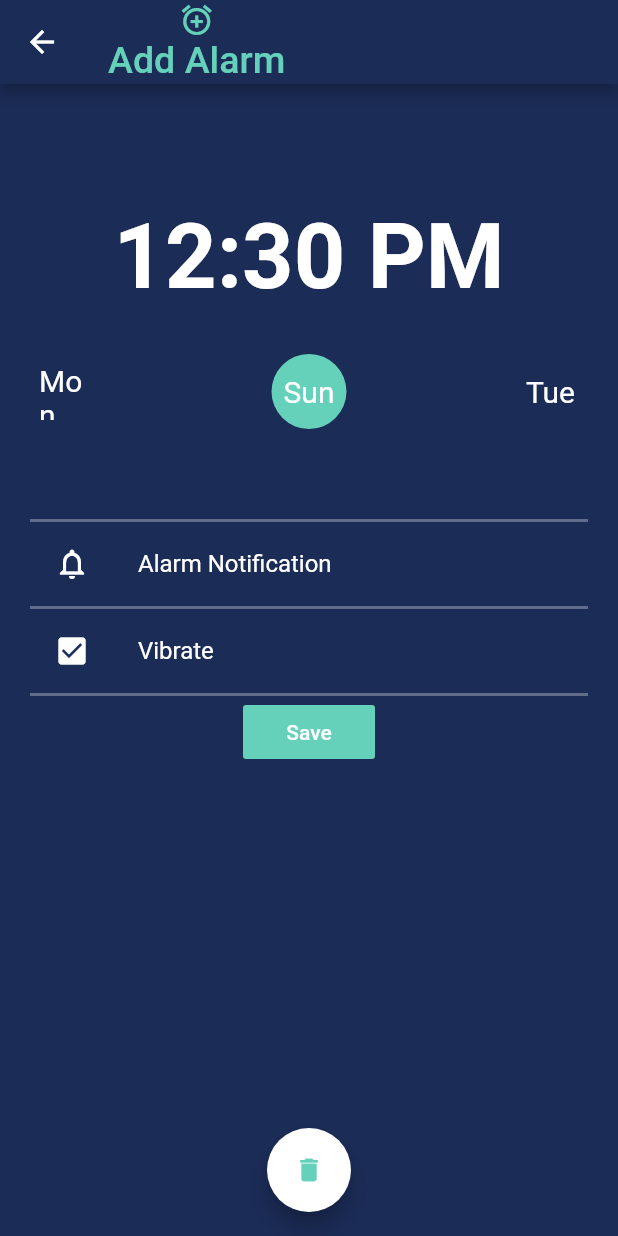
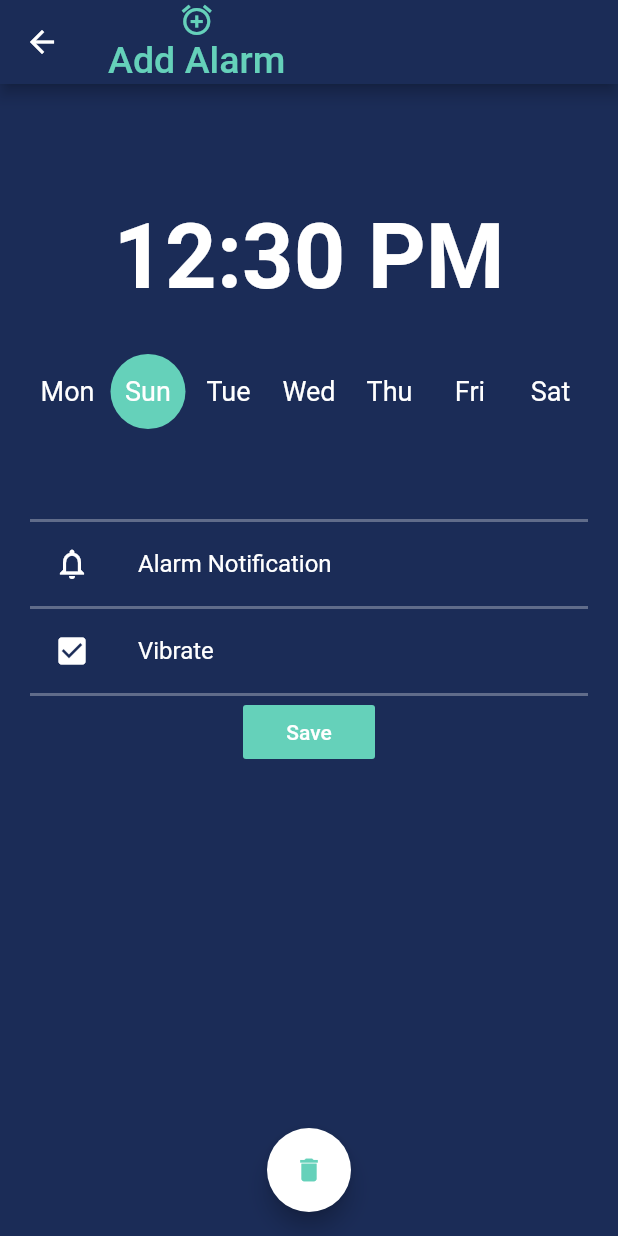
Before and after one commit to RohitIslam/alarm-app, a Flutter app: the AddAlarm screen opened by its route, on a phone screen of 412 x 824 dp. Run offline on Flutter 3.47's test engine with Material 2 defaults, Android fonts, the phone set to English and light mode, and no system bars.

Commit message:
Finishing basic UI for alarm app

```diff
--- a/lib/widgets/add_alarm.dart
+++ b/lib/widgets/add_alarm.dart
@@ -85,6 +85,10 @@ class _AddAlarmState extends State<AddAlarm> {
                 circleDay('Mon', context, false),
                 circleDay('Sun', context, true),
                 circleDay('Tue', context, false),
+                circleDay('Wed', context, false),
+                circleDay('Thu', context, false),
+                circleDay('Fri', context, false),
+                circleDay('Sat', context, false),
               ],
             ),
             SizedBox(
--- a/lib/widgets/circle_day.dart
+++ b/lib/widgets/circle_day.dart
@@ -9,13 +9,13 @@ Widget circleDay(day, context, enabled) {
       borderRadius: BorderRadiusDirectional.circular(100),
     ),
     child: Padding(
-      padding: EdgeInsets.all(6),
+      padding: EdgeInsets.all(1),
       child: Center(
         child: Text(
           day,
           style: TextStyle(
             color: Colors.white,
-            fontSize: 20,
+            fontSize: 18,
           ),
         ),
       ),
```
